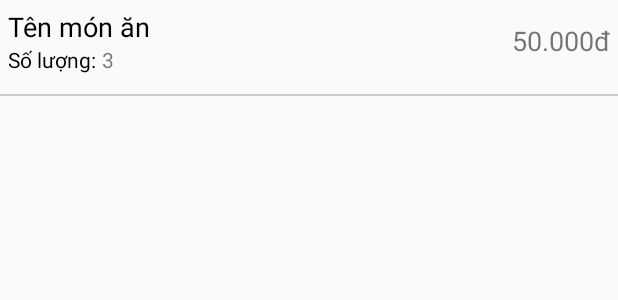
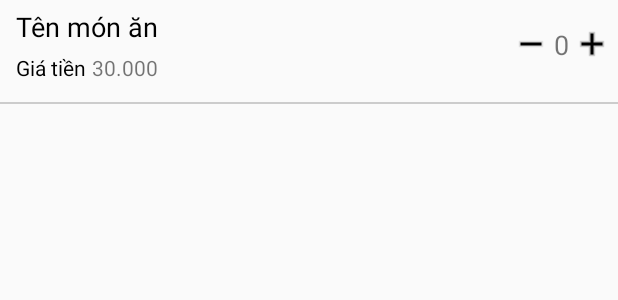
Before and after one commit to Nguyen1942001/Foody2, an Android app: the layout custom_layout_datmon.xml on its own in the app's theme, with its tools: preview values and no code run, on a phone screen of 412 x 824 dp. Shown: the top 300 px of the screen. Run offline under Robolectric (Android 15) with nearby library versions, the phone set to English and light mode, and no system bars.

Commit message:
Add banner in HomePage, add update food in Payment page

```diff
--- /dev/null
+++ b/app/src/main/res/drawable/star_15.xml
@@ -0,0 +1,5 @@
+<vector android:height="15dp" android:tint="#EFAF09"
+    android:viewportHeight="24" android:viewportWidth="24"
+    android:width="15dp" xmlns:android="http://schemas.android.com/apk/res/android">
+    <path android:fillColor="@android:color/white" android:pathData="M12,17.27L18.18,21l-1.64,-7.03L22,9.24l-7.19,-0.61L12,2 9.19,8.63 2,9.24l5.46,4.73L5.82,21z"/>
+</vector>
--- a/app/src/main/res/layout/custom_layout_datmon.xml
+++ b/app/src/main/res/layout/custom_layout_datmon.xml
@@ -17,6 +17,7 @@
             android:layout_height="wrap_content"
             android:orientation="vertical"
             android:layout_weight="1"
+            android:paddingLeft="5dp"
             >
 
             <TextView
@@ -32,22 +33,23 @@
                 android:layout_width="match_parent"
                 android:layout_height="wrap_content"
                 android:orientation="horizontal"
+                android:layout_marginTop="5dp"
                 >
 
                 <TextView
                     android:layout_width="wrap_content"
                     android:layout_height="wrap_content"
-                    android:text="@string/soluong"
+                    android:text="@string/giatien"
                     android:textColor="@color/black"
                     android:textSize="14sp"
                     android:layout_marginRight="4dp"
                     />
 
                 <TextView
-                    android:id="@+id/txtSoLuongMonAn"
+                    android:id="@+id/txtGiaTien"
                     android:layout_width="wrap_content"
                     android:layout_height="wrap_content"
-                    android:text="3"
+                    android:text="30.000"
                     android:textSize="14sp"
                     />
 
@@ -55,14 +57,38 @@
 
         </LinearLayout>
 
-        <TextView
-            android:id="@+id/txtGiaMonAn"
+        <LinearLayout
             android:layout_width="wrap_content"
-            android:layout_height="match_parent"
-            android:text="50.000đ"
-            android:textSize="18sp"
-            android:gravity="center"
-            />
+            android:layout_height="wrap_content"
+            android:orientation="horizontal"
+            android:layout_gravity="center"
+            >
+
+            <ImageView
+                android:id="@+id/imgGiamSoLuong"
+                android:layout_width="wrap_content"
+                android:layout_height="wrap_content"
+                android:src="@drawable/ic_remove_food"
+                />
+
+            <TextView
+                android:id="@+id/txtSoLuongMonAn"
+                android:layout_width="wrap_content"
+                android:layout_height="wrap_content"
+                android:text="0"
+                android:textSize="18sp"
+                android:layout_marginLeft="3dp"
+                android:layout_marginRight="3dp"
+                />
+
+            <ImageView
+                android:id="@+id/imgTangSoLuong"
+                android:layout_width="wrap_content"
+                android:layout_height="wrap_content"
+                android:src="@drawable/ic_add_food"
+                />
+
+        </LinearLayout>
 
     </LinearLayout>
 
--- a/app/src/main/res/layout/layout_thucdon_chitiet.xml
+++ b/app/src/main/res/layout/layout_thucdon_chitiet.xml
@@ -15,7 +15,7 @@
         android:textStyle="bold"
         />
 
-<!--  Chứa các món ăn trong thực đơn thực đơn  -->
+<!--  Chứa các món ăn trong thực đơn  -->
     <androidx.recyclerview.widget.RecyclerView
         android:id="@+id/recyclerThucDon"
         android:layout_width="match_parent"
```
Also changed, not shown: app/src/main/java/com/khoinguyen/foody2/Adapters/AdapterDatMon.java (+73 -4 lines), app/src/main/java/com/khoinguyen/foody2/Adapters/AdapterRecyclerOdau.java (+7 -1 lines), app/src/main/java/com/khoinguyen/foody2/View/DatMonActivity.java (+39 -4 lines), app/src/main/java/com/khoinguyen/foody2/View/LichSuDonHangActivity.java (+11 -7 lines), app/src/main/res/layout/custom_layout_recyclerview_odau.xml (+20 -5 lines), app/src/main/res/layout/layout_fragment_odau.xml (+8 -0 lines), app/src/main/res/layout/layout_lichsudonhang.xml (+9 -0 lines), app/src/main/res/drawable-mdpi/banner.jpg (added).
